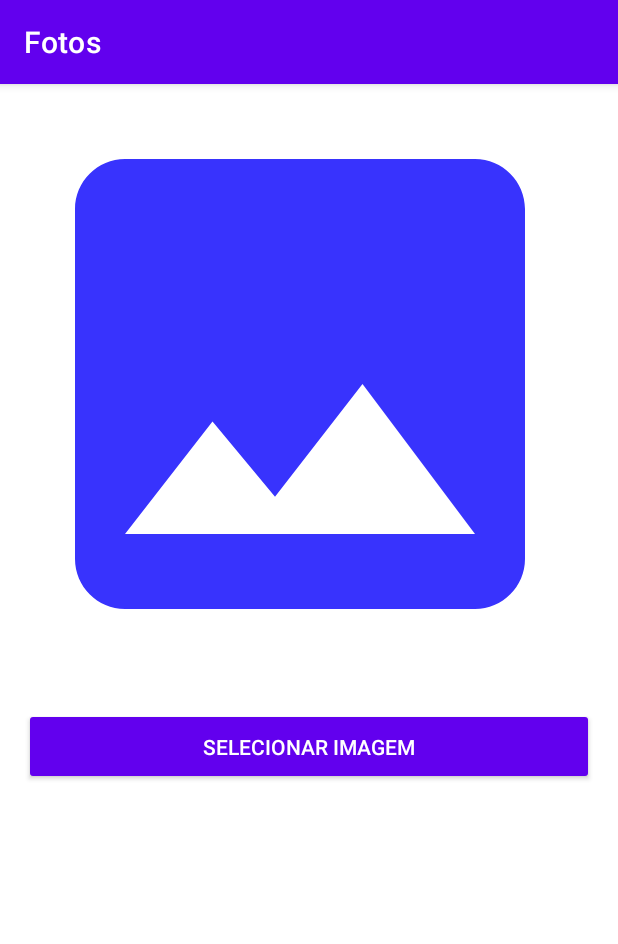
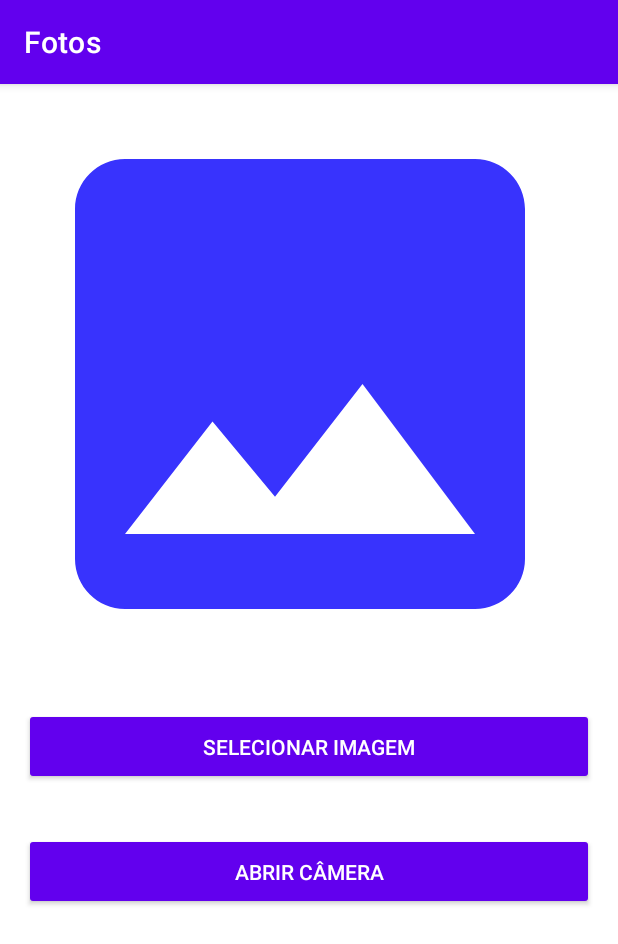
Before and after one commit to NeiTDutra/DIO-recursos-nativos-android, an Android app: the screen it shows after launch (MainActivity), on a phone screen of 412 x 824 dp. Shown: the top 944 px of the screen. Run offline under Robolectric (Android 15) with nearby library versions, the phone set to English and light mode, and no system bars.

Commit message:
adicionando uso de permissões para câmera e gravação

```diff
--- a/Fotos/app/src/main/AndroidManifest.xml
+++ b/Fotos/app/src/main/AndroidManifest.xml
@@ -1,10 +1,16 @@
 <?xml version="1.0" encoding="utf-8"?>
 <manifest
     xmlns:android="http://schemas.android.com/apk/res/android"
+    xmlns:tools="http://schemas.android.com/tools"
     package="com.example.fotos">
 
     <uses-permission
         android:name="android.permission.READ_EXTERNAL_STORAGE"/>
+    <uses-permission
+        android:name="android.permission.CAMERA"/>
+    <uses-permission
+        android:name="android.permission.WRITE_EXTERNAL_STORAGE"
+        tools:ignore="ScopedStorage" />
 
     <application
         android:allowBackup="true"
--- a/Fotos/app/src/main/res/layout/activity_main.xml
+++ b/Fotos/app/src/main/res/layout/activity_main.xml
@@ -25,4 +25,13 @@
         android:text="@string/select_image"
         style="@style/Widget.AppCompat.Button.Colored"/>
 
+    <Button
+        android:id="@+id/capture_image"
+        android:layout_width="match_parent"
+        android:layout_height="wrap_content"
+        android:padding="10dp"
+        android:layout_margin="16sp"
+        android:text="@string/open_camera"
+        style="@style/Widget.AppCompat.Button.Colored"/>
+
 </LinearLayout>
--- a/Fotos/app/src/main/res/values/strings.xml
+++ b/Fotos/app/src/main/res/values/strings.xml
@@ -2,4 +2,5 @@
     <string name="app_name">Fotos</string>
     <string name="imagem_selecionada">Imagem selecionada</string>
     <string name="select_image">Selecionar Imagem</string>
+    <string name="open_camera">Abrir Câmera</string>
 </resources>
```
